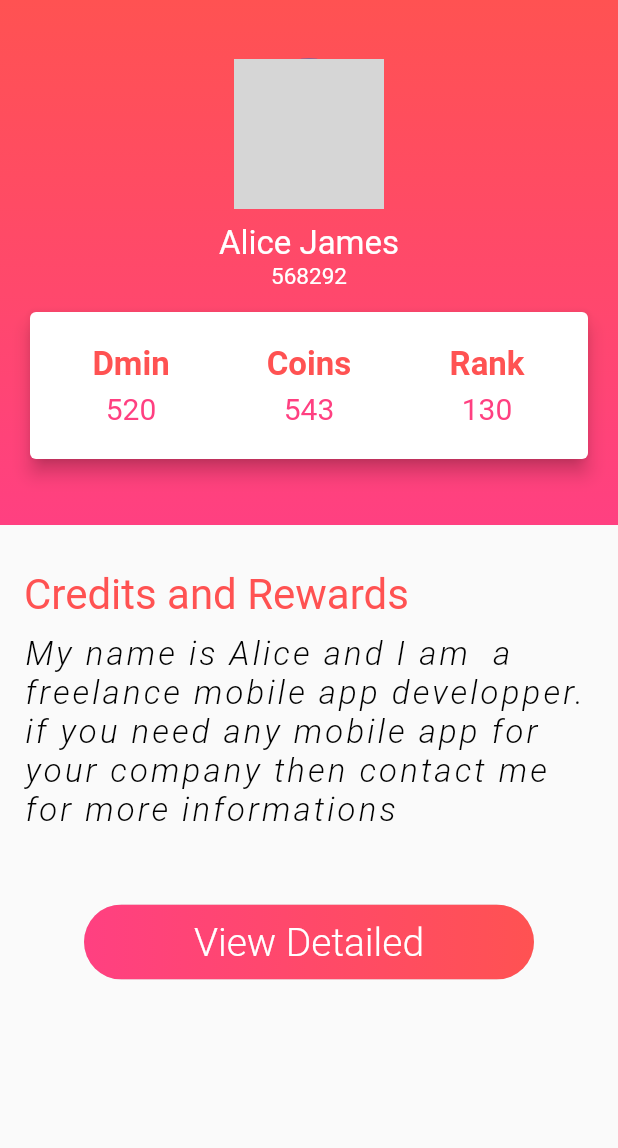
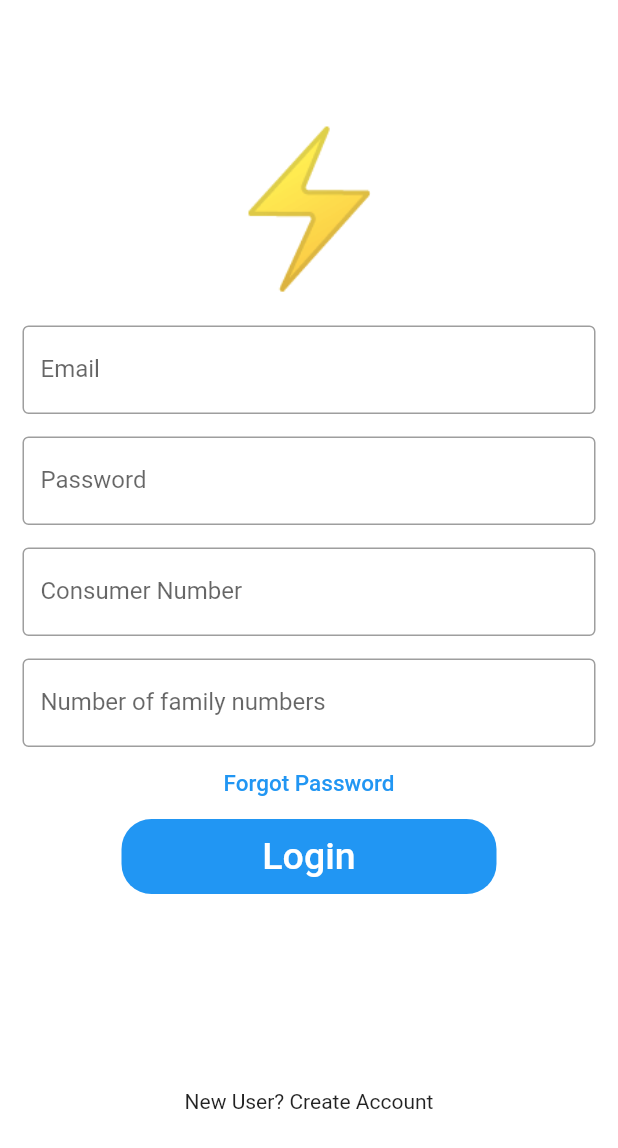
Before and after one commit to navaneethsdk/2021_IBM_Code_Challenge_AgonWatt, a Flutter app: the screen it shows after launch, after a tap on "GO", on a phone screen of 412 x 824 dp. Shown: the top 1148 px of the screen. Run offline on Flutter 3.47's test engine with Material 2 defaults, Android fonts, the phone set to English and light mode, and no system bars; network calls fail; grey boxes are pictures that could not be loaded.

Commit message:
login screen

```diff
--- /dev/null
+++ b/app/lib/login_screen.dart
@@ -0,0 +1,105 @@
+import 'package:flutter/material.dart';
+
+class LoginScreen extends StatelessWidget {
+  const LoginScreen({Key key}) : super(key: key);
+
+  @override
+  Widget build(BuildContext context) {
+    return Scaffold(
+      backgroundColor: Colors.white,
+      body: SingleChildScrollView(
+        child: Column(
+          children: <Widget>[
+            Padding(
+              padding: const EdgeInsets.only(top: 60.0),
+              child: Center(
+                child: Container(
+                  padding: EdgeInsets.all(20),
+                  child: Text(
+                    "⚡",
+                    style: TextStyle(
+                      fontSize: 100,
+                    ),
+                  ),
+                ),
+              ),
+            ),
+            Padding(
+              //padding: const EdgeInsets.only(left:15.0,right: 15.0,top:0,bottom: 0),
+              padding: EdgeInsets.symmetric(horizontal: 15),
+              child: TextField(
+                decoration: InputDecoration(
+                    border: OutlineInputBorder(),
+                    labelText: 'Email',
+                    hintText: 'Enter valid email id as abc@gmail.com'),
+              ),
+            ),
+            Padding(
+              padding: const EdgeInsets.only(
+                  left: 15.0, right: 15.0, top: 15, bottom: 0),
+              //padding: EdgeInsets.symmetric(horizontal: 15),
+              child: TextField(
+                obscureText: true,
+                decoration: InputDecoration(
+                    border: OutlineInputBorder(),
+                    labelText: 'Password',
+                    hintText: 'Enter secure password'),
+              ),
+            ),
+            Padding(
+              //padding: const EdgeInsets.only(left:15.0,right: 15.0,top:0,bottom: 0),
+              padding: const EdgeInsets.only(
+                  left: 15.0, right: 15.0, top: 15, bottom: 0),
+              child: TextField(
+                decoration: InputDecoration(
+                    border: OutlineInputBorder(),
+                    labelText: 'Consumer Number',
+                    hintText: 'Enter valid email id as abc@gmail.com'),
+              ),
+            ),
+            Padding(
+              //padding: const EdgeInsets.only(left:15.0,right: 15.0,top:0,bottom: 0),
+              padding: const EdgeInsets.only(
+                  left: 15.0, right: 15.0, top: 15, bottom: 0),
+              child: TextField(
+                decoration: InputDecoration(
+                    border: OutlineInputBorder(),
+                    labelText: 'Number of family numbers',
+                    hintText: 'Enter valid email id as abc@gmail.com'),
+              ),
+            ),
+            FlatButton(
+              onPressed: () {
+                //TODO FORGOT PASSWORD SCREEN GOES HERE
+              },
+              child: Text(
+                'Forgot Password',
+                style: TextStyle(color: Colors.blue, fontSize: 15),
+              ),
+            ),
+            Container(
+              height: 50,
+              width: 250,
+              decoration: BoxDecoration(
+                  color: Colors.blue, borderRadius: BorderRadius.circular(20)),
+              child: FlatButton(
+                onPressed: () {
+                  // Navigator.push(
+                  //     context, MaterialPageRoute(builder: (_) => HomePage()));
+                },
+                child: Text(
+                  'Login',
+                  style: TextStyle(color: Colors.white, fontSize: 25),
+                ),
+              ),
+            ),
+            SizedBox(
+              height: 130,
+            ),
+            Text('New User? Create Account')
+          ],
+        ),
+      ),
+    );
+  }
+}
--- a/app/lib/main.dart
+++ b/app/lib/main.dart
@@ -1,3 +1,4 @@
+import 'package:app/login_screen.dart';
 import 'package:app/profile_page.dart';
 import 'package:flutter/material.dart';
 
@@ -59,7 +60,7 @@ class _MyHomePageState extends State<MyHomePage> {
           ElevatedButton(
             onPressed: () {
               Navigator.of(context).push(MaterialPageRoute(
-                builder: (context) => ProfilePage(),
+                builder: (context) => LoginScreen(),
               ));
             },
             child: Text("GO"),
--- a/app/lib/profile_page.dart
+++ b/app/lib/profile_page.dart
@@ -192,18 +192,18 @@ class ProfilePage extends StatelessWidget {
                   borderRadius: BorderRadius.circular(30.0),
                 ),
                 child: Container(
-                    constraints:
-                        BoxConstraints(maxWidth: 300.0, minHeight: 50.0),
+                  constraints: BoxConstraints(maxWidth: 300.0, minHeight: 50.0),
                   alignment: Alignment.center,
                   child: Text(
-                      "View Detailed",
+                    "Redeem Credit",
                     style: TextStyle(
                         color: Colors.white,
                         fontSize: 26.0,
                         fontWeight: FontWeight.w300),
                   ),
                 ),
-                )),
+              ),
+            ),
           ),
         ],
       ),
```
Lines whose indentation alone changed are shown as unchanged.
